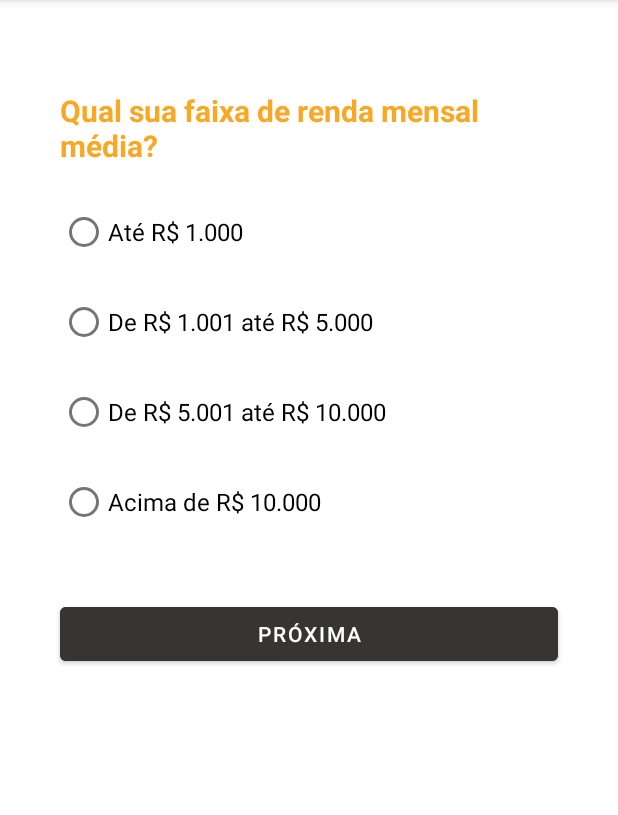
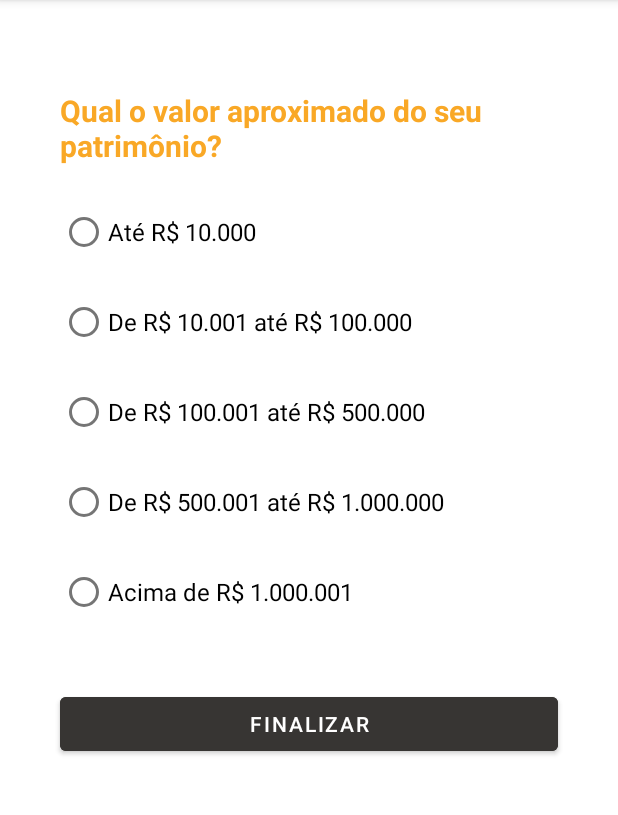
Before and after one commit to gabir-dm/questionario-perfil-investidor, an Android app: the Q9 screen opened through its navigation route, on a phone screen of 412 x 824 dp, the part 84-899 px from its top. Run offline under Robolectric (Android 15) with nearby library versions, the phone set to English and light mode, and no system bars.

Commit message:
Fixed duplicated Fragment

```diff
--- a/app/src/main/java/com/example/perfil_investidor/Q9.kt
+++ b/app/src/main/java/com/example/perfil_investidor/Q9.kt
@@ -20,7 +20,7 @@ class Q9 : Fragment() {
         btnQ9.setOnClickListener {
 
             val navController = findNavController()
-            navController.navigate(R.id.action_q9_to_q10)
+            navController.navigate(R.id.action_q9_to_resultActivity)
 
         }
 
--- a/app/src/main/res/layout/fragment_q8.xml
+++ b/app/src/main/res/layout/fragment_q8.xml
@@ -2,7 +2,7 @@
 <androidx.constraintlayout.widget.ConstraintLayout xmlns:android="http://schemas.android.com/apk/res/android"
     xmlns:app="http://schemas.android.com/apk/res-auto"
     xmlns:tools="http://schemas.android.com/tools"
-    android:id="@+id/frameLayout8"
+    android:id="@+id/frameLayout9"
     android:layout_width="match_parent"
     android:layout_height="match_parent"
     tools:context=".Q8" >
--- a/app/src/main/res/layout/fragment_q9.xml
+++ b/app/src/main/res/layout/fragment_q9.xml
@@ -2,10 +2,10 @@
 <androidx.constraintlayout.widget.ConstraintLayout xmlns:android="http://schemas.android.com/apk/res/android"
     xmlns:app="http://schemas.android.com/apk/res-auto"
     xmlns:tools="http://schemas.android.com/tools"
-    android:id="@+id/frameLayout9"
+    android:id="@+id/frameLayout10"
     android:layout_width="match_parent"
     android:layout_height="match_parent"
-    tools:context=".Q9" >
+    tools:context=".Q9">
 
     <LinearLayout
         android:layout_width="match_parent"
@@ -66,6 +66,14 @@
                 android:layout_width="match_parent"
                 android:layout_height="wrap_content"
                 android:text="@string/quiz_q9_a4"
+                android:layout_marginBottom="12dp"
+                android:textSize="16sp" />
+
+            <RadioButton
+                android:id="@+id/q9_a5"
+                android:layout_width="match_parent"
+                android:layout_height="wrap_content"
+                android:text="@string/quiz_q9_a5"
                 android:textSize="16sp" />
         </RadioGroup>
 
@@ -75,6 +83,6 @@
             android:layout_height="wrap_content"
             android:layout_margin="40dp"
             android:backgroundTint="#373533"
-            android:text="@string/quiz_next_btn" />
+            android:text="@string/quiz_finish_btn" />
     </LinearLayout>
 </androidx.constraintlayout.widget.ConstraintLayout>
--- a/app/src/main/res/navigation/main_navigation.xml
+++ b/app/src/main/res/navigation/main_navigation.xml
@@ -68,6 +68,20 @@
             app:destination="@id/q8" />
     </fragment>
     <fragment
+        android:id="@+id/q9"
+        android:name="com.example.perfil_investidor.Q9"
+        android:label="fragment_q9"
+        tools:layout="@layout/fragment_q9">
+        <action
+            android:id="@+id/action_q9_to_resultActivity"
+            app:destination="@id/resultActivity" />
+    </fragment>
+    <activity
+        android:id="@+id/resultActivity"
+        android:name="com.example.perfil_investidor.ResultActivity"
+        android:label="activity_result"
+        tools:layout="@layout/activity_result" />
+    <fragment
         android:id="@+id/q8"
         android:name="com.example.perfil_investidor.Q8"
         android:label="fragment_q8"
@@ -76,27 +90,4 @@
             android:id="@+id/action_q8_to_q9"
             app:destination="@id/q9" />
     </fragment>
-    <fragment
-        android:id="@+id/q9"
-        android:name="com.example.perfil_investidor.Q9"
-        android:label="fragment_q9"
-        tools:layout="@layout/fragment_q9" >
-        <action
-            android:id="@+id/action_q9_to_q10"
-            app:destination="@id/q10" />
-    </fragment>
-    <fragment
-        android:id="@+id/q10"
-        android:name="com.example.perfil_investidor.Q10"
-        android:label="fragment_q10"
-        tools:layout="@layout/fragment_q10" >
-        <action
-            android:id="@+id/action_q10_to_resultActivity"
-            app:destination="@id/resultActivity" />
-    </fragment>
-    <activity
-        android:id="@+id/resultActivity"
-        android:name="com.example.perfil_investidor.ResultActivity"
-        android:label="activity_result"
-        tools:layout="@layout/activity_result" />
 </navigation>
--- a/app/src/main/res/values/strings.xml
+++ b/app/src/main/res/values/strings.xml
@@ -52,24 +52,18 @@
     <string name="quiz_q7_a3">Não tenho intenção de resgatar no curto prazo, mas não pretendo realizar novas aplicações</string>
     <string name="quiz_q7_a4">Não tenho intenção de resgatar no curto prazo e ainda pretendo fazer aplicações regulares</string>
     <!-- Question 8 -->
-    <string name="quiz_q8">Por quanto tempo você pretende deixar seu dinheiro investido?</string>
-    <string name="quiz_q8_a1">Menos de 6 meses</string>
-    <string name="quiz_q8_a2">Entre 6 meses e 1 ano</string>
-    <string name="quiz_q8_a3">Entre 1 ano e 3 anos</string>
-    <string name="quiz_q8_a4">Acima de 3 anos</string>
+    <string name="quiz_q8">Qual sua faixa de renda mensal média?</string>
+    <string name="quiz_q8_a1">Até R$ 1.000</string>
+    <string name="quiz_q8_a2">De R$ 1.001 até R$ 5.000</string>
+    <string name="quiz_q8_a3">De R$ 5.001 até R$ 10.000</string>
+    <string name="quiz_q8_a4">Acima de R$ 10.000</string>
     <!-- Question 9 -->
-    <string name="quiz_q9">Qual sua faixa de renda mensal média?</string>
-    <string name="quiz_q9_a1">Até R$ 1.000</string>
-    <string name="quiz_q9_a2">De R$ 1.001 até R$ 5.000</string>
-    <string name="quiz_q9_a3">De R$ 5.001 até R$ 10.000</string>
-    <string name="quiz_q9_a4">Acima de R$ 10.000</string>
-    <!-- Question 10 -->
-    <string name="quiz_q10">Qual o valor aproximado do seu patrimônio?</string>
-    <string name="quiz_q10_a1">Até R$ 10.000</string>
-    <string name="quiz_q10_a2">De R$ 10.001 até R$ 100.000</string>
-    <string name="quiz_q10_a3">De R$ 100.001 até R$ 500.000</string>
-    <string name="quiz_q10_a4">De R$ 500.001 até R$ 1.000.000</string>
-    <string name="quiz_q10_a5">Acima de R$ 1.000.001</string>
+    <string name="quiz_q9">Qual o valor aproximado do seu patrimônio?</string>
+    <string name="quiz_q9_a1">Até R$ 10.000</string>
+    <string name="quiz_q9_a2">De R$ 10.001 até R$ 100.000</string>
+    <string name="quiz_q9_a3">De R$ 100.001 até R$ 500.000</string>
+    <string name="quiz_q9_a4">De R$ 500.001 até R$ 1.000.000</string>
+    <string name="quiz_q9_a5">Acima de R$ 1.000.001</string>
 
 
     <!-- Result Activity -->
```
Also changed, not shown: app/src/main/java/com/example/perfil_investidor/Q10.kt (deleted, +0 -29 lines), app/src/main/res/layout/fragment_q10.xml (deleted, +0 -87 lines).
